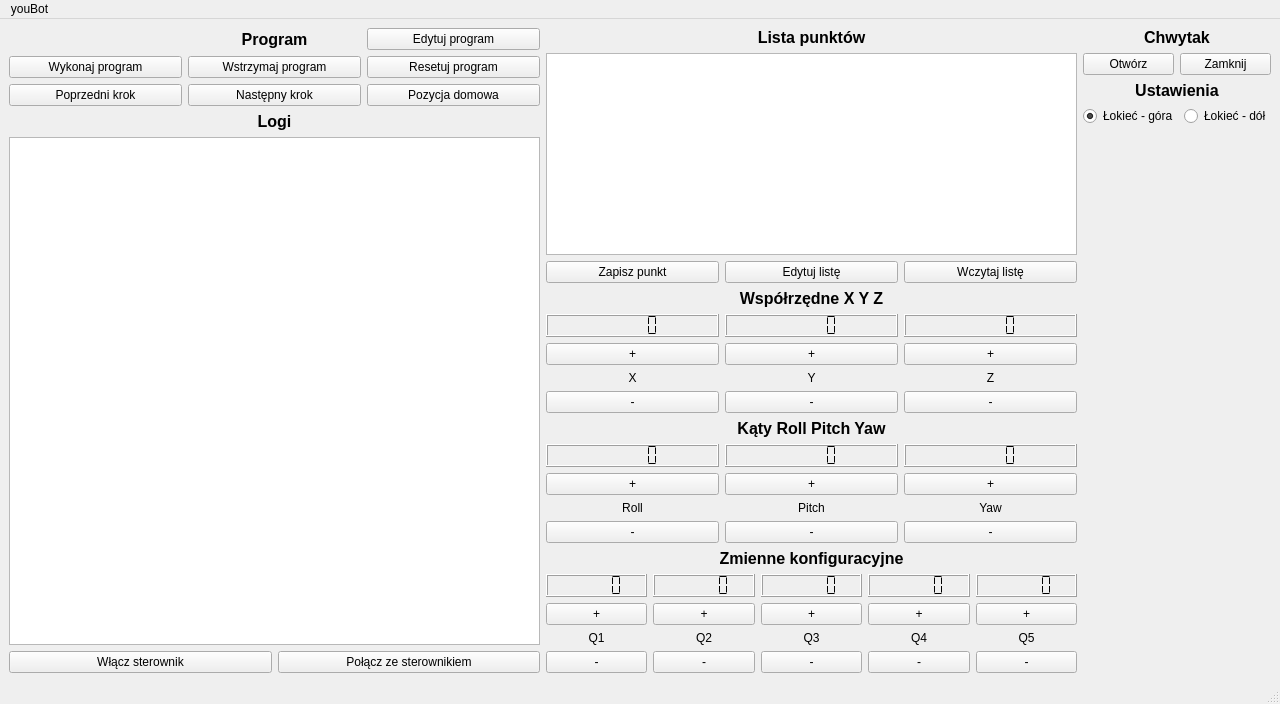
Before: the Qt Designer form youbot_gui/ui/main_window.ui in arek-szczech/youbot, drawn with Qt 5.
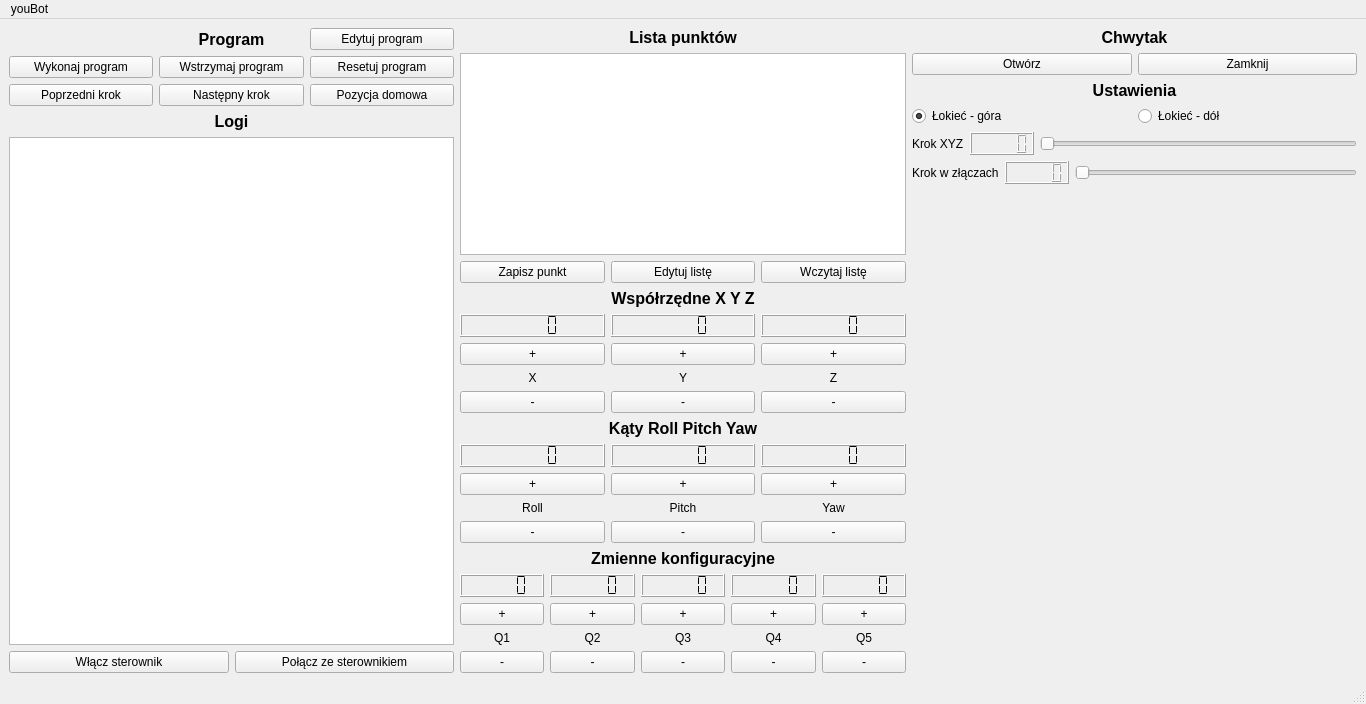
After: the same form once the commit is applied. Icons and pictures are not drawn.

```diff
--- a/youbot_gui/ui/main_window.ui
+++ b/youbot_gui/ui/main_window.ui
@@ -6,7 +6,7 @@
    <rect>
     <x>0</x>
     <y>0</y>
-    <width>1280</width>
+    <width>1366</width>
     <height>704</height>
    </rect>
   </property>
@@ -759,6 +759,63 @@
           </item>
          </layout>
         </item>
+        <item>
+         <layout class="QHBoxLayout" name="horizontalLayout_24">
+          <item>
+           <widget class="QLabel" name="label_8">
+            <property name="text">
+             <string>Krok XYZ</string>
+            </property>
+           </widget>
+          </item>
+          <item>
+           <widget class="QLCDNumber" name="lcdNumber"/>
+          </item>
+          <item>
+           <widget class="QSlider" name="krok_xyz">
+            <property name="minimum">
+             <number>1</number>
+            </property>
+            <property name="maximum">
+             <number>10</number>
+            </property>
+            <property name="orientation">
+             <enum>Qt::Horizontal</enum>
+            </property>
+           </widget>
+          </item>
+         </layout>
+        </item>
+        <item>
+         <layout class="QHBoxLayout" name="horizontalLayout_34">
+          <item>
+           <widget class="QLabel" name="label_9">
+            <property name="text">
+             <string>Krok w złączach</string>
+            </property>
+           </widget>
+          </item>
+          <item>
+           <widget class="QLCDNumber" name="lcdNumber_2"/>
+          </item>
+          <item>
+           <widget class="QSlider" name="horizontalSlider">
+            <property name="minimum">
+             <number>10</number>
+            </property>
+            <property name="maximum">
+             <number>200</number>
+            </property>
+            <property name="orientation">
+             <enum>Qt::Horizontal</enum>
+            </property>
+            <property name="invertedControls">
+             <bool>true</bool>
+            </property>
+           </widget>
+          </item>
+         </layout>
+        </item>
        </layout>
       </item>
       <item>
@@ -787,7 +844,7 @@
     <rect>
      <x>0</x>
      <y>0</y>
-     <width>1280</width>
+     <width>1366</width>
      <height>25</height>
     </rect>
    </property>
```
